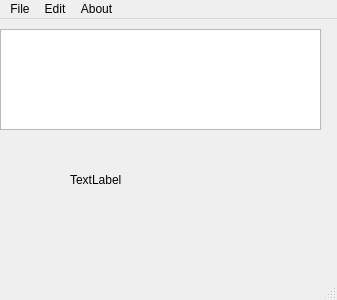
Qt form ui/main.ui (panda2134/PyFormula) before a commit.
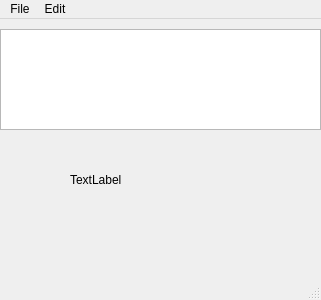
The same form after that commit.

```diff
--- a/ui/main.ui
+++ b/ui/main.ui
@@ -6,7 +6,7 @@
    <rect>
     <x>0</x>
     <y>0</y>
-    <width>337</width>
+    <width>321</width>
     <height>300</height>
    </rect>
   </property>
@@ -18,13 +18,13 @@
   </property>
   <property name="minimumSize">
    <size>
-    <width>337</width>
+    <width>321</width>
     <height>300</height>
    </size>
   </property>
   <property name="maximumSize">
    <size>
-    <width>337</width>
+    <width>321</width>
     <height>300</height>
    </size>
   </property>
@@ -76,7 +76,7 @@
     <rect>
      <x>0</x>
      <y>0</y>
-     <width>337</width>
+     <width>321</width>
      <height>23</height>
     </rect>
    </property>
@@ -92,14 +92,8 @@
     </property>
     <addaction name="actionSettings"/>
    </widget>
-   <widget class="QMenu" name="menuAbout">
-    <property name="title">
-     <string>About</string>
-    </property>
-   </widget>
    <addaction name="menu"/>
    <addaction name="menuEdit"/>
-   <addaction name="menuAbout"/>
   </widget>
   <action name="actionExit">
    <property name="text">
```
Left out of the diff: 67 changed lines with no effect on the pictures.
